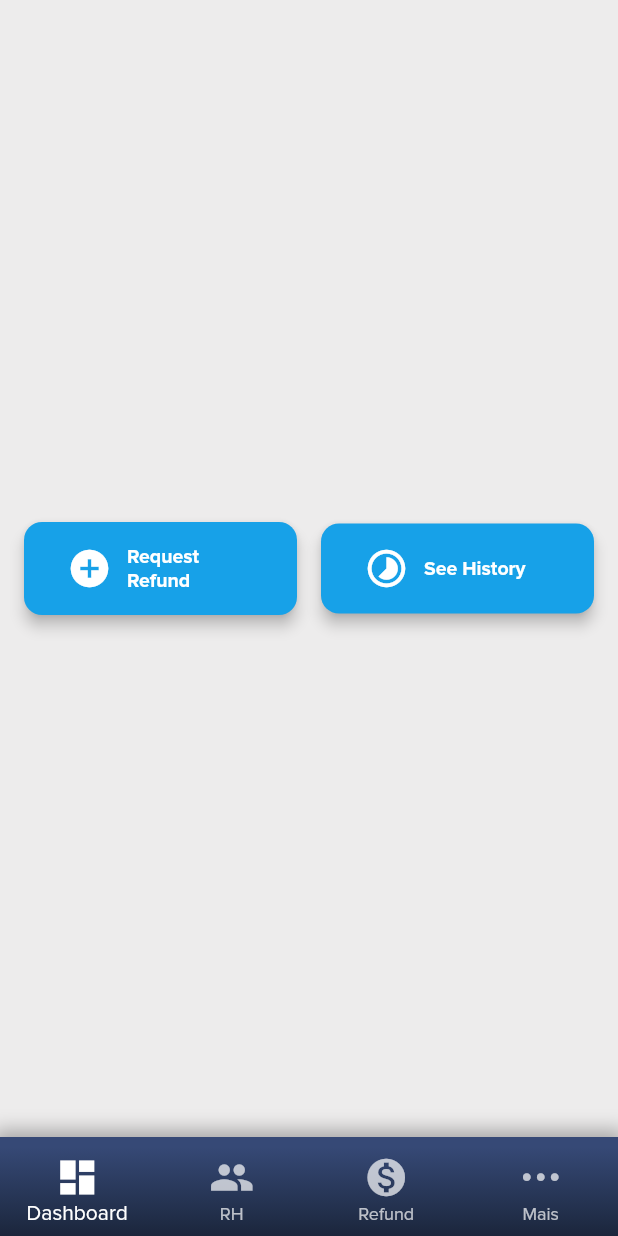
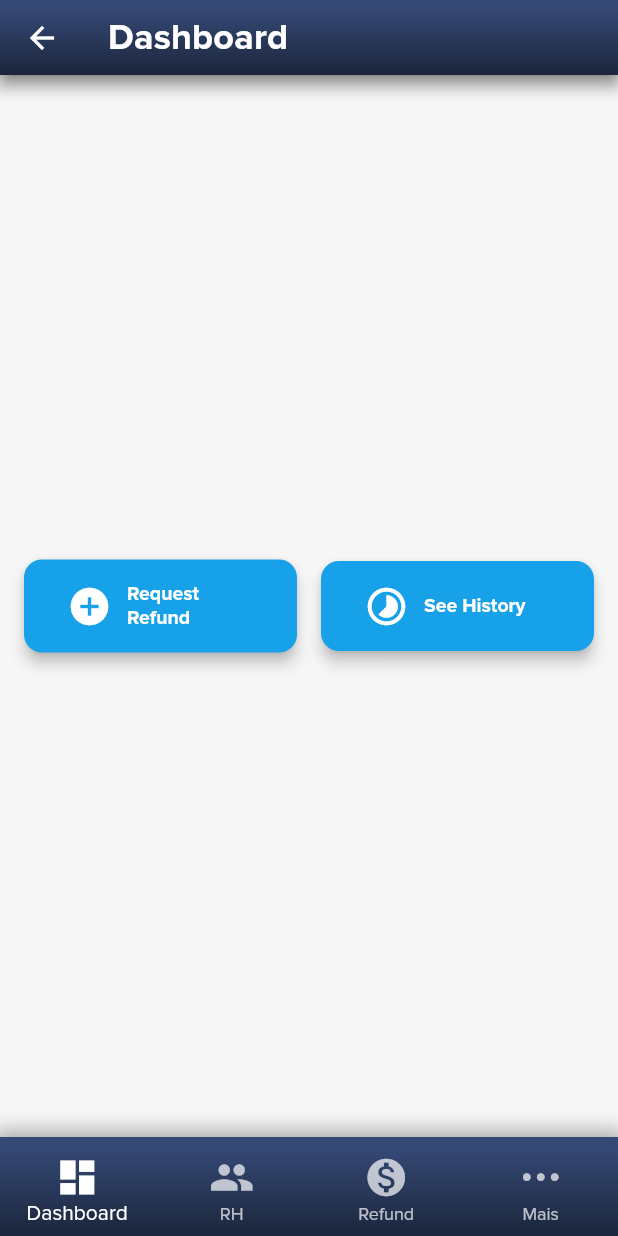
Before and after one commit to JoaoBrodt/telaJonathanSpecter, a Flutter app: the HomeScreen screen opened directly, on a phone screen of 412 x 824 dp. Run offline on Flutter 3.47's test engine with Material 2 defaults, Android fonts, the phone set to English and light mode, and no system bars; our stand-ins replace dio, equatable, flutter_bloc, google_fonts; generated files the repository leaves out were written again; statements that could not run were skipped.

Commit message:
Melhoria para alteração de título e melhoria no default theme.

```diff
--- a/demeter_app/lib/app.dart
+++ b/demeter_app/lib/app.dart
@@ -28,7 +28,7 @@ class DemeterApp extends StatelessWidget {
         "/teste": (_) => Scaffold(
               body: Container(
                 color: Colors.red,
-                child: Center(child: Text("Other Navigation")),
+                child: const Center(child: Text("Other Navigation")),
               ),
             )
       },
--- a/demeter_app/lib/core/presentation/theme/theme_default.dart
+++ b/demeter_app/lib/core/presentation/theme/theme_default.dart
@@ -1,11 +1,37 @@
 import 'package:demeter_app/core/export.dart';
 import 'package:flutter/material.dart';
 import 'package:flutter/services.dart';
-import 'package:google_fonts/google_fonts.dart';
 
 final themeLight = ThemeData(
   fontFamily: 'ProximaNova',
-  textTheme: const TextTheme(
+  textTheme: textTheme(),
+  scaffoldBackgroundColor: const Color(0xFFF6F6F6),
+  cardTheme: cardTheme(),
+  appBarTheme: appBarTheme(),
+  elevatedButtonTheme: elevatedButtonTheme(),
+  primaryColor: const Color(0xFF11ABEF),
+  indicatorColor: const Color(0xFF364976),
+  progressIndicatorTheme:
+      const ProgressIndicatorThemeData(color: Color(0xFF364976)),
+);
+
+TextTheme textTheme() {
+  return const TextTheme(
+    titleLarge: TextStyle(
+      color: Colors.white,
+      fontSize: 42,
+      fontWeight: FontWeight.bold,
+    ),
+    titleMedium: TextStyle(
+      color: Color(0xFF364976),
+      fontSize: 32,
+      fontWeight: FontWeight.bold,
+    ),
+    titleSmall: TextStyle(
+      color: Colors.white,
+      fontSize: 24,
+      fontWeight: FontWeight.bold,
+    ),
     headlineLarge: TextStyle(
       color: Colors.white,
       fontSize: 22,
@@ -26,21 +52,29 @@ final themeLight = ThemeData(
       fontSize: 13,
       fontWeight: FontWeight.bold,
     ),
-  ),
-  scaffoldBackgroundColor: const Color(0xFFedecec),
-  cardTheme: CardTheme(
+  );
+}
+
+CardTheme cardTheme() {
+  return CardTheme(
       elevation: 8,
       shadowColor: Colors.black.withOpacity(.2),
       shape: ShapeDecoration.fromBoxDecoration(
         BoxDecoration(
           borderRadius: BorderRadius.circular(10),
         ),
-      ).shape),
-  appBarTheme: const AppBarTheme(
+      ).shape);
+}
+
+AppBarTheme appBarTheme() {
+  return const AppBarTheme(
     backgroundColor: Colors.deepPurple,
     systemOverlayStyle: SystemUiOverlayStyle.light,
-  ),
-  elevatedButtonTheme: ElevatedButtonThemeData(
+  );
+}
+
+ElevatedButtonThemeData elevatedButtonTheme() {
+  return ElevatedButtonThemeData(
     style: ButtonStyle(
       elevation: MaterialStateProperty.all<double>(4),
       foregroundColor:
@@ -59,9 +93,5 @@ final themeLight = ThemeData(
         ),
       ),
     ),
-  ),
-  primaryColor: Colors.deepPurple,
-  indicatorColor: Colors.deepPurple,
-  progressIndicatorTheme:
-      const ProgressIndicatorThemeData(color: Colors.deepPurple),
-);
+  );
+}
--- a/demeter_app/lib/features/home/presentation/cubit/home_state.dart
+++ b/demeter_app/lib/features/home/presentation/cubit/home_state.dart
@@ -3,13 +3,30 @@ import 'package:equatable/equatable.dart';
 
 class HomeState extends Equatable {
   final Screens screen;
+  final String title;
+  final bool showAppBar;
 
-  const HomeState({this.screen = Screens.dashboard});
+  const HomeState({
+    this.screen = Screens.dashboard,
+    this.title = '',
+    this.showAppBar = true,
+  });
 
   HomeState copyWith({
     required Screens screen,
+    String title = '',
+    bool showAppBar = true,
   }) {
-    return HomeState(screen: screen);
+    return HomeState(screen: screen, title: title, showAppBar: showAppBar);
+  }
+
+  HomeState copyState({
+    required HomeState homeState,
+  }) {
+    return HomeState(
+        screen: homeState.screen,
+        title: homeState.title,
+        showAppBar: homeState.showAppBar);
   }
 
   @override
--- a/demeter_app/lib/features/home/presentation/screen/home_screen.dart
+++ b/demeter_app/lib/features/home/presentation/screen/home_screen.dart
@@ -2,9 +2,11 @@ import 'package:demeter_app/core/export.dart';
 import 'package:demeter_app/core/navigation/screens_enum.dart';
 import 'package:demeter_app/features/home/presentation/cubit/export.dart';
 import 'package:demeter_app/features/home/presentation/widgets/export.dart';
+import 'package:demeter_design_system/demeter_design_system.dart';
 import 'package:flutter/foundation.dart';
 import 'package:flutter/material.dart';
 import 'package:flutter_bloc/flutter_bloc.dart';
+import 'package:flutter_gen/gen_l10n/app_localizations.dart';
 
 class HomeScreen extends StatefulWidget {
   const HomeScreen({Key? key}) : super(key: key);
@@ -21,16 +23,25 @@ class HomeScreen extends StatefulWidget {
 
 class _HomeScreenState extends State<HomeScreen> {
   @override
+  void initState() {
+    super.initState();
+  }
+
+  @override
   Widget build(BuildContext context) {
+    final appLocalizations = AppLocalizations.of(context);
+
     return BlocProvider(
-      create: (context) => HomeCubit(const HomeState()),
-      child: Scaffold(
-          appBar: kIsWeb ? AppBar() : null,
-          drawer: kIsWeb ? const DrawerNavigator() : null,
-          body: BlocConsumer<HomeCubit, HomeState>(
-              listener: (context, state) {},
-              builder: (context, state) {
-                return IndexedStack(
+      create: (context) => HomeCubit(
+          HomeState(title: appLocalizations?.dashboardScreen ?? ''),
+          appLocalizations!),
+      child: BlocConsumer<HomeCubit, HomeState>(
+          listener: (context, state) {},
+          builder: (context, state) {
+            return Scaffold(
+                appBar: !kIsWeb ? AppBarWidget(title: state.title) : null,
+                drawer: kIsWeb ? const DrawerNavigator() : null,
+                body: IndexedStack(
                   index: state.screen.index,
                   children: [
                     NavigatorPage(
@@ -51,12 +62,12 @@ class _HomeScreenState extends State<HomeScreen> {
                       routes: Routes.more,
                     ),
                   ],
-                );
-              }),
-          floatingActionButtonLocation:
-              FloatingActionButtonLocation.centerDocked,
-          bottomNavigationBar:
-              !kIsWeb ? const BottomNavigationBarWidget() : null),
+                ),
+                floatingActionButtonLocation:
+                    FloatingActionButtonLocation.centerDocked,
+                bottomNavigationBar:
+                    !kIsWeb ? const BottomNavigationBarWidget() : null);
+          }),
     );
   }
 }
--- a/demeter_app/lib/main.dart
+++ b/demeter_app/lib/main.dart
@@ -2,5 +2,6 @@ import 'package:flutter/material.dart';
 import 'package:demeter_app/app.dart';
 
 void main() {
+  WidgetsFlutterBinding.ensureInitialized();
   runApp(const DemeterApp());
 }
--- /dev/null
+++ b/demeter_design_system/lib/components/app_bar/app_bar_widget.dart
@@ -0,0 +1,37 @@
+import 'package:flutter/material.dart';
+
+class AppBarWidget extends StatelessWidget implements PreferredSizeWidget {
+  final String title;
+  final List<Widget>? actions;
+  const AppBarWidget({Key? key, this.title = "", this.actions})
+      : super(key: key);
+
+  @override
+  Widget build(BuildContext context) {
+    return AppBar(
+      title: Text(title, style: Theme.of(context).textTheme.titleSmall),
+      actions: actions,
+      flexibleSpace: Container(
+        decoration: BoxDecoration(
+          boxShadow: [
+            BoxShadow(
+              color: Colors.black.withOpacity(0.3),
+              blurRadius: 10,
+              spreadRadius: 5,
+            )
+          ],
+          gradient: const LinearGradient(
+            colors: [Color(0xFF364976), Color(0xFF212E49), Color(0xFF1B253B)],
+            begin: Alignment.topCenter,
+            end: Alignment.bottomCenter,
+            stops: [0.1, 0.8, 1],
+            tileMode: TileMode.clamp,
+          ),
+        ),
+      ),
+    );
+  }
+
+  @override
+  Size get preferredSize => const Size(double.infinity, 50);
+}
--- /dev/null
+++ b/demeter_design_system/lib/components/app_bar/export.dart
@@ -0,0 +1 @@
+export 'app_bar_widget.dart';
--- a/demeter_design_system/lib/export.dart
+++ b/demeter_design_system/lib/export.dart
@@ -1 +1,2 @@
 export 'components/buttons/export.dart';
+export 'components/app_bar/export.dart';
```
Also changed, not shown: demeter_app/lib/core/sized_config.dart (added, +30 -0 lines), demeter_app/lib/features/home/presentation/cubit/home_cubit.dart (+28 -6 lines), 2 other files.
